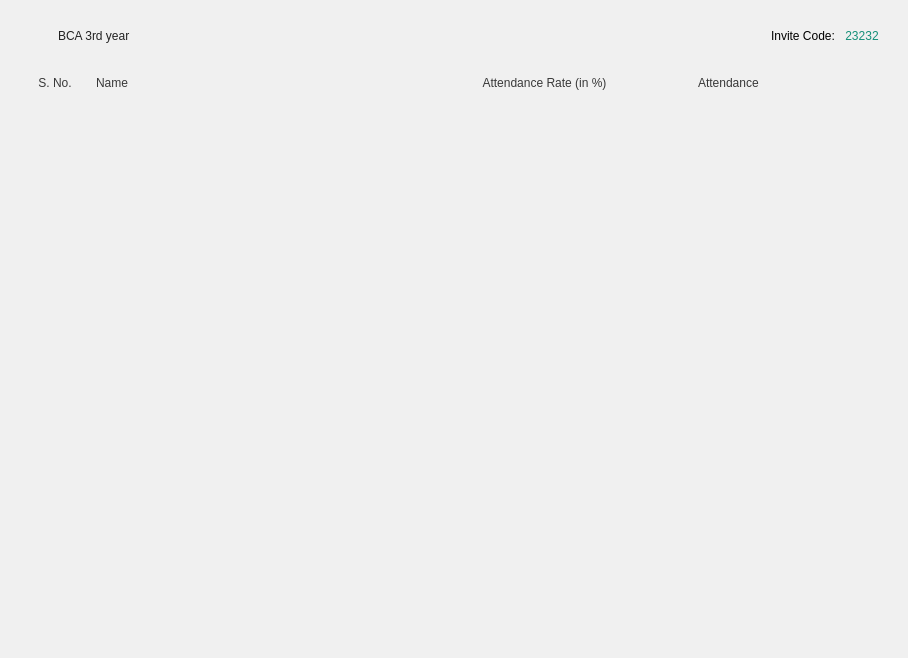
First picture: the form in ui/QTFiles/classOpenStd.ui, repository fizzycoding/Attendance-Management-System--College, before the edit.
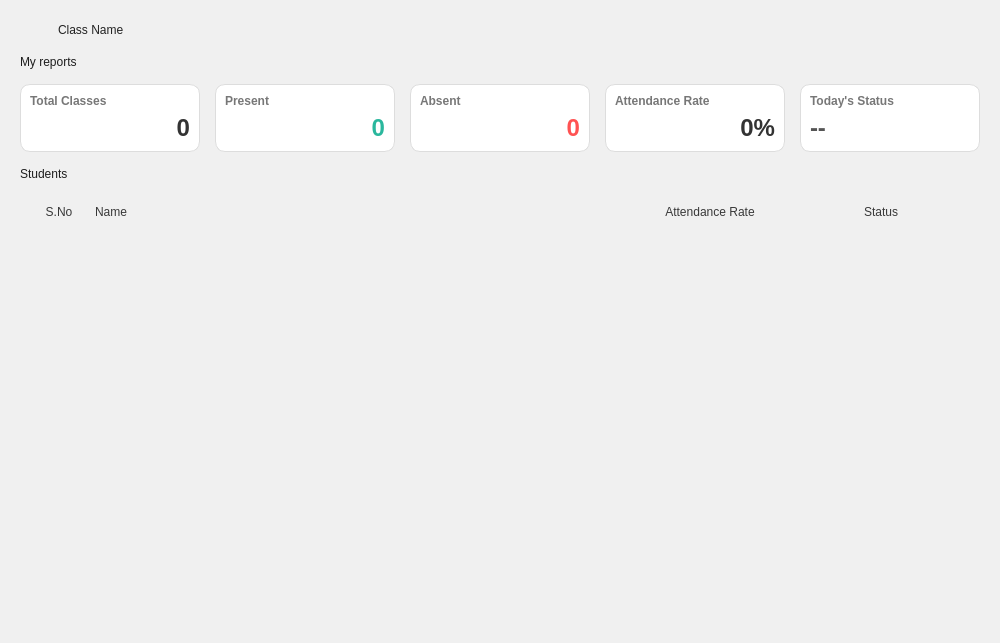
Second picture: the form after the edit. Icons and pictures are not drawn.

Commit message: added student page functionality

What changed in the file:
```diff
--- a/ui/QTFiles/classOpenStd.ui
+++ b/ui/QTFiles/classOpenStd.ui
@@ -6,8 +6,8 @@
    <rect>
     <x>0</x>
     <y>0</y>
-    <width>908</width>
-    <height>658</height>
+    <width>1000</width>
+    <height>643</height>
    </rect>
   </property>
   <property name="windowTitle">
@@ -17,6 +17,21 @@
    <string notr="true">background-color: rgb(240, 240, 240);</string>
   </property>
   <layout class="QVBoxLayout" name="verticalLayout">
+   <property name="spacing">
+    <number>15</number>
+   </property>
+   <property name="leftMargin">
+    <number>20</number>
+   </property>
+   <property name="topMargin">
+    <number>20</number>
+   </property>
+   <property name="rightMargin">
+    <number>20</number>
+   </property>
+   <property name="bottomMargin">
+    <number>20</number>
+   </property>
    <item>
     <widget class="QWidget" name="widget" native="true">
      <property name="sizePolicy">
@@ -26,17 +41,24 @@
       </sizepolicy>
      </property>
      <property name="styleSheet">
-      <string notr="true">background-color: transparent;</string>
+      <string notr="true">background: none;
+border:none</string>
      </property>
      <layout class="QHBoxLayout" name="horizontalLayout">
+      <property name="leftMargin">
+       <number>0</number>
+      </property>
+      <property name="topMargin">
+       <number>0</number>
+      </property>
+      <property name="rightMargin">
+       <number>0</number>
+      </property>
+      <property name="bottomMargin">
+       <number>0</number>
+      </property>
       <item>
        <widget class="QPushButton" name="back_btn">
-        <property name="sizePolicy">
-         <sizepolicy hsizetype="Fixed" vsizetype="Fixed">
-          <horstretch>0</horstretch>
-          <verstretch>0</verstretch>
-         </sizepolicy>
-        </property>
         <property name="maximumSize">
          <size>
           <width>32</width>
@@ -47,10 +69,7 @@
          <cursorShape>PointingHandCursor</cursorShape>
         </property>
         <property name="styleSheet">
-         <string notr="true">border:none</string>
-        </property>
-        <property name="text">
-         <string/>
+         <string notr="true">border:none; background:transparent;</string>
         </property>
         <property name="icon">
          <iconset>
@@ -58,26 +77,20 @@
         </property>
         <property name="iconSize">
          <size>
-          <width>22</width>
-          <height>22</height>
+          <width>24</width>
+          <height>24</height>
          </size>
         </property>
        </widget>
       </item>
       <item>
        <widget class="QLabel" name="class_name">
-        <property name="sizePolicy">
-         <sizepolicy hsizetype="Fixed" vsizetype="Preferred">
-          <horstretch>0</horstretch>
-          <verstretch>0</verstretch>
-         </sizepolicy>
-        </property>
         <property name="styleSheet">
          <string notr="true">color: rgb(34, 34, 34);
 font: 600 16pt &quot;Segoe UI&quot;;</string>
         </property>
         <property name="text">
-         <string>BCA 3rd year</string>
+         <string>Class Name</string>
         </property>
        </widget>
       </item>
@@ -94,55 +107,213 @@
         </property>
        </spacer>
       </item>
-      <item>
-       <widget class="QWidget" name="widget_2" native="true">
-        <layout class="QHBoxLayout" name="horizontalLayout_3">
-         <item>
-          <widget class="QLabel" name="label_2">
-           <property name="styleSheet">
-            <string notr="true">color: rgb(0, 0, 0);
-border: none</string>
-           </property>
-           <property name="text">
-            <string>Invite Code: </string>
-           </property>
-          </widget>
-         </item>
-         <item>
-          <widget class="QPushButton" name="invite_code">
-           <property name="sizePolicy">
-            <sizepolicy hsizetype="Fixed" vsizetype="Fixed">
-             <horstretch>0</horstretch>
-             <verstretch>0</verstretch>
-            </sizepolicy>
-           </property>
-           <property name="styleSheet">
-            <string notr="true">color: #159079;
-border: none;
-font: 700 12pt &quot;Segoe UI&quot;;</string>
-           </property>
-           <property name="text">
-            <string>23232</string>
-           </property>
-          </widget>
-         </item>
-        </layout>
-       </widget>
-      </item>
      </layout>
     </widget>
    </item>
+   <item>
+    <widget class="QLabel" name="label_2">
+     <property name="styleSheet">
+      <string notr="true">color: rgb(29, 29, 29);
+font: 600 9pt &quot;Segoe UI&quot;;</string>
+     </property>
+     <property name="text">
+      <string>My reports</string>
+     </property>
+    </widget>
+   </item>
+   <item>
+    <layout class="QHBoxLayout" name="cards_layout">
+     <property name="spacing">
+      <number>15</number>
+     </property>
+     <item>
+      <widget class="QFrame" name="card_total">
+       <property name="styleSheet">
+        <string notr="true">QFrame { background-color: white; border-radius: 10px; border: 1px solid #ddd; }
+QFrame:hover { border: 1px solid #2ab79d; }</string>
+       </property>
+       <layout class="QVBoxLayout" name="vbox_c1">
+        <item>
+         <widget class="QLabel" name="lbl_t1">
+          <property name="styleSheet">
+           <string>color: #777; font-weight: bold; font-size: 12px; border:none;</string>
+          </property>
+          <property name="text">
+           <string>Total Classes</string>
+          </property>
+         </widget>
+        </item>
+        <item>
+         <widget class="QLabel" name="val_total_classes">
+          <property name="styleSheet">
+           <string>color: #333; font-size: 24px; font-weight: bold; border:none;</string>
+          </property>
+          <property name="text">
+           <string>0</string>
+          </property>
+          <property name="alignment">
+           <set>Qt::AlignmentFlag::AlignRight|Qt::AlignmentFlag::AlignTrailing|Qt::AlignmentFlag::AlignVCenter</set>
+          </property>
+         </widget>
+        </item>
+       </layout>
+      </widget>
+     </item>
+     <item>
+      <widget class="QFrame" name="card_present">
+       <property name="styleSheet">
+        <string notr="true">QFrame { background-color: white; border-radius: 10px; border: 1px solid #ddd; }
+QFrame:hover { border: 1px solid #2ab79d; }</string>
+       </property>
+       <layout class="QVBoxLayout" name="vbox_c2">
+        <item>
+         <widget class="QLabel" name="lbl_t2">
+          <property name="styleSheet">
+           <string>color: #777; font-weight: bold; font-size: 12px; border:none;</string>
+          </property>
+          <property name="text">
+           <string>Present</string>
+          </property>
+         </widget>
+        </item>
+        <item>
+         <widget class="QLabel" name="val_present">
+          <property name="styleSheet">
+           <string>color: #2ab79d; font-size: 24px; font-weight: bold; border:none;</string>
+          </property>
+          <property name="text">
+           <string>0</string>
+          </property>
+          <property name="alignment">
+           <set>Qt::AlignmentFlag::AlignRight|Qt::AlignmentFlag::AlignTrailing|Qt::AlignmentFlag::AlignVCenter</set>
+          </property>
+         </widget>
+        </item>
+       </layout>
+      </widget>
+     </item>
+     <item>
+      <widget class="QFrame" name="card_absent">
+       <property name="styleSheet">
+        <string notr="true">QFrame { background-color: white; border-radius: 10px; border: 1px solid #ddd; }
+QFrame:hover { border: 1px solid #2ab79d; }</string>
+       </property>
+       <layout class="QVBoxLayout" name="vbox_c3">
+        <item>
+         <widget class="QLabel" name="lbl_t3">
+          <property name="styleSheet">
+           <string>color: #777; font-weight: bold; font-size: 12px; border:none;</string>
+          </property>
+          <property name="text">
+           <string>Absent</string>
+          </property>
+         </widget>
+        </item>
+        <item>
+         <widget class="QLabel" name="val_absent">
+          <property name="styleSheet">
+           <string>color: #ff5252; font-size: 24px; font-weight: bold; border:none;</string>
+          </property>
+          <property name="text">
+           <string>0</string>
+          </property>
+          <property name="alignment">
+           <set>Qt::AlignmentFlag::AlignRight|Qt::AlignmentFlag::AlignTrailing|Qt::AlignmentFlag::AlignVCenter</set>
+          </property>
+         </widget>
+        </item>
+       </layout>
+      </widget>
+     </item>
+     <item>
+      <widget class="QFrame" name="card_rate">
+       <property name="styleSheet">
+        <string notr="true">QFrame { background-color: white; border-radius: 10px; border: 1px solid #ddd; }
+QFrame:hover { border: 1px solid #2ab79d; }</string>
+       </property>
+       <layout class="QVBoxLayout" name="vbox_c4">
+        <item>
+         <widget class="QLabel" name="lbl_t4">
+          <property name="styleSheet">
+           <string>color: #777; font-weight: bold; font-size: 12px; border:none;</string>
+          </property>
+          <property name="text">
+           <string>Attendance Rate</string>
+          </property>
+         </widget>
+        </item>
+        <item>
+         <widget class="QLabel" name="val_rate">
+          <property name="styleSheet">
+           <string>color: #333; font-size: 24px; font-weight: bold; border:none;</string>
+          </property>
+          <property name="text">
+           <string>0%</string>
+          </property>
+          <property name="alignment">
+           <set>Qt::AlignmentFlag::AlignRight|Qt::AlignmentFlag::AlignTrailing|Qt::AlignmentFlag::AlignVCenter</set>
+          </property>
+         </widget>
+        </item>
+       </layout>
+      </widget>
+     </item>
+     <item>
+      <widget class="QFrame" name="card_today">
+       <property name="styleSheet">
+        <string notr="true">QFrame { background-color: white; border-radius: 10px; border: 1px solid #ddd; }
+QFrame:hover { border: 1px solid #2ab79d; }</string>
+       </property>
+       <layout class="QVBoxLayout" name="vbox_c5">
+        <item>
+         <widget class="QLabel" name="lbl_t5">
+          <property name="styleSheet">
+           <string>color: #777; font-weight: bold; font-size: 12px; border:none;</string>
+          </property>
+          <property name="text">
+           <string>Today's Status</string>
+          </property>
+         </widget>
+        </item>
+        <item>
+         <widget class="QLabel" name="val_today">
+          <property name="styleSheet">
+           <string>color: #555; font-size: 24px; font-weight: bold; border:none;</string>
+          </property>
+          <property name="text">
+           <string>--</string>
+          </property>
+          <property name="alignment">
+           <set>Qt::AlignmentFlag::AlignLeading|Qt::AlignmentFlag::AlignLeft|Qt::AlignmentFlag::AlignVCenter</set>
+          </property>
+         </widget>
+        </item>
+       </layout>
+      </widget>
+     </item>
+    </layout>
+   </item>
+   <item>
+    <widget class="QLabel" name="label_7">
+     <property name="styleSheet">
+      <string notr="true">color: rgb(29, 29, 29);
+font: 600 9pt &quot;Segoe UI&quot;;</string>
+     </property>
+     <property name="text">
+      <string>Students</string>
+     </property>
+    </widget>
+   </item>
    <item>
     <widget class="QStackedWidget" name="student_stack">
      <property name="styleSheet">
-      <string notr="true">background-color: transparent;
-border:none</string>
+      <string>background:transparent;</string>
+     </property>
+     <property name="currentIndex">
+      <number>0</number>
      </property>
      <widget class="QWidget" name="all_students">
       <layout class="QVBoxLayout" name="verticalLayout_2">
-       <property name="spacing">
-        <number>0</number>
-       </property>
        <property name="leftMargin">
         <number>0</number>
        </property>
@@ -157,12 +328,6 @@
        </property>
        <item>
         <widget class="QFrame" name="frame">
-         <property name="sizePolicy">
-          <sizepolicy hsizetype="Preferred" vsizetype="Minimum">
-           <horstretch>0</horstretch>
-           <verstretch>0</verstretch>
-          </sizepolicy>
-         </property>
          <property name="styleSheet">
           <string notr="true">QLabel{
 	color: #383838;
@@ -170,19 +335,7 @@
 }
 </string>
          </property>
-         <property name="frameShape">
-          <enum>QFrame::Shape::StyledPanel</enum>
-         </property>
-         <property name="frameShadow">
-          <enum>QFrame::Shadow::Raised</enum>
-         </property>
          <layout class="QHBoxLayout" name="horizontalLayout_2">
-          <property name="topMargin">
-           <number>9</number>
-          </property>
-          <property name="bottomMargin">
-           <number>0</number>
-          </property>
           <item>
            <widget class="QLabel" name="label_3">
             <property name="sizePolicy">
@@ -193,15 +346,12 @@
             </property>
             <property name="minimumSize">
              <size>
-              <width>70</width>
+              <width>60</width>
               <height>0</height>
              </size>
             </property>
-            <property name="styleSheet">
-             <string notr="true"/>
-            </property>
             <property name="text">
-             <string>S. No.</string>
+             <string>S.No</string>
             </property>
             <property name="alignment">
              <set>Qt::AlignmentFlag::AlignCenter</set>
@@ -217,20 +367,14 @@
           </item>
           <item>
            <widget class="QLabel" name="label_5">
-            <property name="sizePolicy">
-             <sizepolicy hsizetype="Preferred" vsizetype="Preferred">
-              <horstretch>0</horstretch>
-              <verstretch>0</verstretch>
-             </sizepolicy>
-            </property>
             <property name="maximumSize">
              <size>
-              <width>450</width>
-              <height>450</height>
+              <width>150</width>
+              <height>16777215</height>
              </size>
             </property>
             <property name="text">
-             <string>Attendance Rate (in %)</string>
+             <string>Attendance Rate</string>
             </property>
             <property name="alignment">
              <set>Qt::AlignmentFlag::AlignCenter</set>
@@ -239,18 +383,6 @@
           </item>
           <item>
            <widget class="QLabel" name="label_6">
-            <property name="sizePolicy">
-             <sizepolicy hsizetype="Fixed" vsizetype="Preferred">
-              <horstretch>0</horstretch>
-              <verstretch>0</verstretch>
-             </sizepolicy>
-            </property>
-            <property name="minimumSize">
-             <size>
-              <width>190</width>
-              <height>0</height>
-             </size>
-            </property>
             <property name="maximumSize">
              <size>
               <width>180</width>
@@ -258,7 +390,10 @@
              </size>
             </property>
             <property name="text">
-             <string>Attendance</string>
+             <string>Status</string>
+            </property>
+            <property name="alignment">
+             <set>Qt::AlignmentFlag::AlignCenter</set>
             </property>
            </widget>
           </item>
@@ -267,6 +402,9 @@
        </item>
        <item>
         <widget class="QScrollArea" name="scrollArea">
+         <property name="styleSheet">
+          <string>border:none; background:transparent;</string>
+         </property>
          <property name="widgetResizable">
           <bool>true</bool>
          </property>
@@ -275,11 +413,26 @@
            <rect>
             <x>0</x>
             <y>0</y>
-            <width>890</width>
-            <height>551</height>
+            <width>960</width>
+            <height>367</height>
            </rect>
           </property>
           <layout class="QVBoxLayout" name="studentLayout">
+           <property name="spacing">
+            <number>0</number>
+           </property>
+           <property name="leftMargin">
+            <number>0</number>
+           </property>
+           <property name="topMargin">
+            <number>0</number>
+           </property>
+           <property name="rightMargin">
+            <number>0</number>
+           </property>
+           <property name="bottomMargin">
+            <number>0</number>
+           </property>
            <item>
             <spacer name="verticalSpacer">
              <property name="orientation">
@@ -288,7 +441,7 @@
              <property name="sizeHint" stdset="0">
               <size>
                <width>20</width>
-               <height>530</height>
+               <height>40</height>
               </size>
              </property>
             </spacer>
```
Left out of the diff: 17 changed lines with no effect on the pictures. The commit also changes 33 other files.
